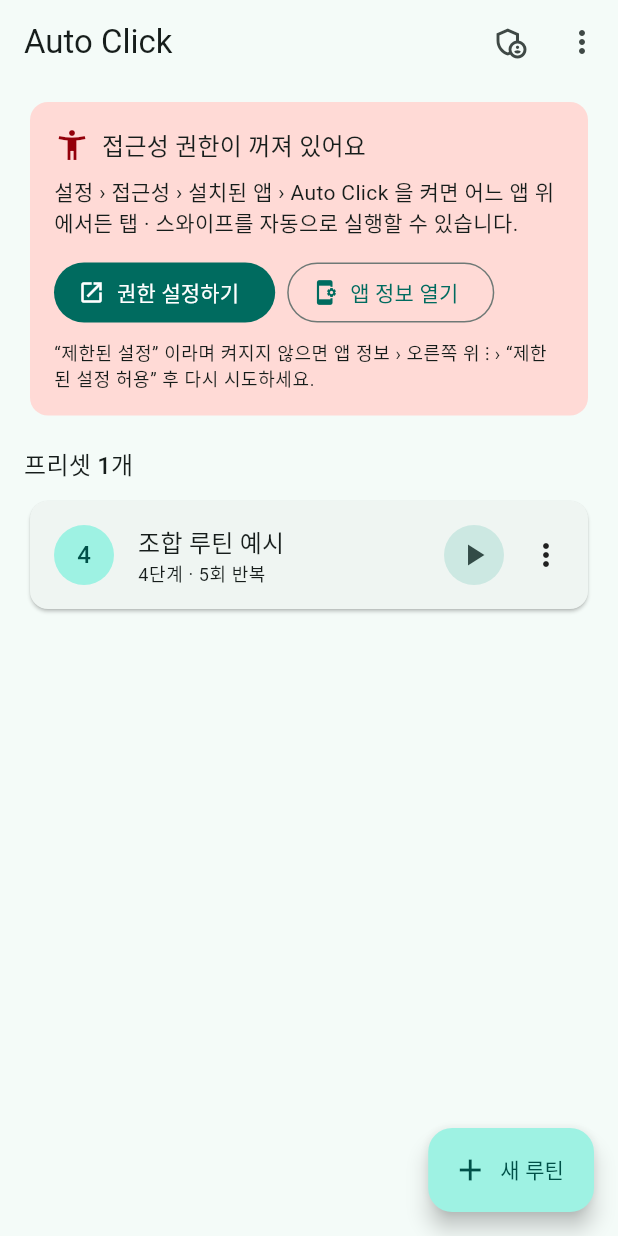
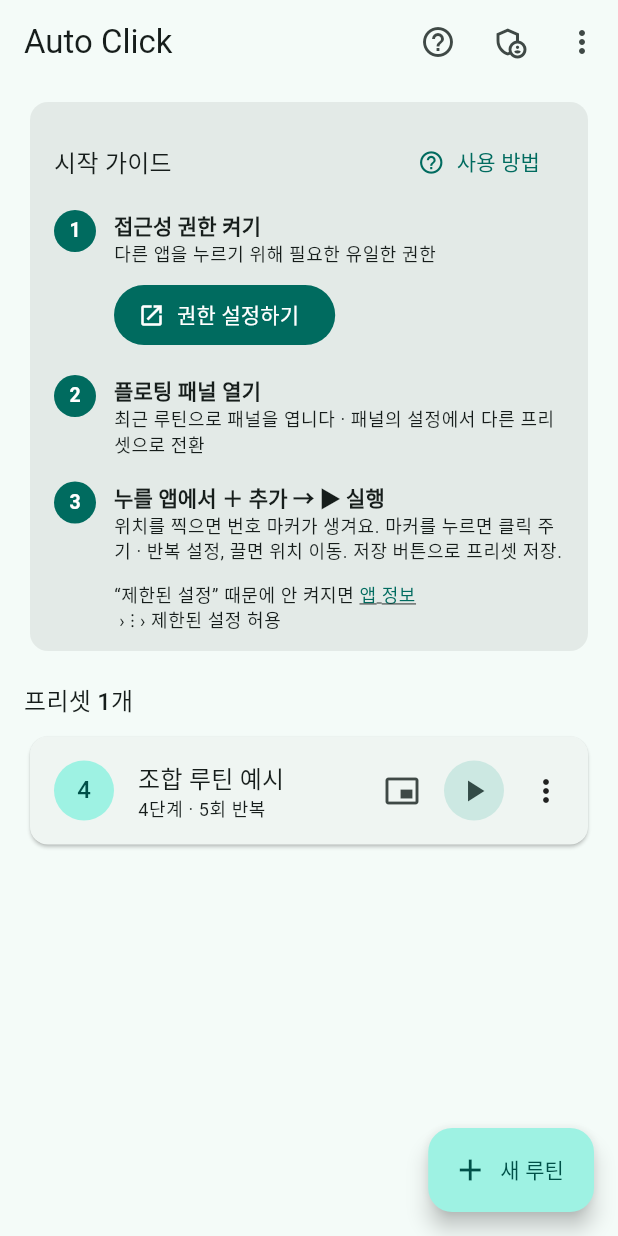
Before and after one commit to seeminglyjs/auto_click, a Flutter app: the HomeScreen screen opened directly, on a phone screen of 412 x 824 dp. Run offline on Flutter 3.47's test engine with Material 3 defaults, Android fonts, the phone set to English and light mode, and no system bars; our stand-ins replace shared_preferences; accounts and stored records are empty.

Commit message:
Overlay redesign: in-panel settings, tappable markers, save, onboarding
- Redesigned floating panel as an icon bar with an Add submenu
- Tap a step marker while stopped to edit interval, repeat, duration,
  order or delete; drag markers to move, drag area corner to resize
- Settings sheet in the panel: switch presets, new routine, rename,
  save as, loop/interval/random settings, bulk step interval
- Save button; overlay persists presets to the same storage as the app
  so changes survive even when the app is closed
- First-run guide, home quick-start checklist, help screen, and a
  usage card the first time the panel opens

Co-Authored-By: Claude Opus 5.5 <noreply@anthropic.com>

```diff
--- a/lib/screens/home_screen.dart
+++ b/lib/screens/home_screen.dart
@@ -6,6 +6,7 @@ import '../models/templates.dart';
 import '../services/native_bridge.dart';
 import '../services/routine_store.dart';
 import '../services/run_actions.dart';
+import 'guide_screen.dart';
 import 'routine_editor_screen.dart';
 
 class HomeScreen extends StatelessWidget {
@@ -79,6 +80,11 @@ class HomeScreen extends StatelessWidget {
       appBar: AppBar(
         title: const Text('Auto Click'),
         actions: [
+          IconButton(
+            tooltip: '사용 방법',
+            icon: const Icon(Icons.help_outline),
+            onPressed: () => openGuide(context),
+          ),
           if (NativeBridge.isSupported)
             IconButton(
               tooltip: '권한 설정',
@@ -122,7 +128,7 @@ class HomeScreen extends StatelessWidget {
           return ListView(
             padding: const EdgeInsets.fromLTRB(16, 8, 16, 96),
             children: [
-              const PlatformStatusCard(),
+              const QuickStartCard(),
               const SizedBox(height: 16),
               Text('프리셋 ${list.length}개',
                   style: Theme.of(context).textTheme.titleMedium),
@@ -216,6 +222,12 @@ class _RoutineCard extends StatelessWidget {
                   ],
                 ),
               ),
+              if (NativeBridge.isSupported)
+                IconButton(
+                  tooltip: '플로팅 패널로 열기 (위치 추가 · 편집)',
+                  onPressed: () => openOverlay(context, routine),
+                  icon: const Icon(Icons.picture_in_picture_alt),
+                ),
               IconButton.filledTonal(
                 tooltip: '실행',
                 onPressed: () => runRoutine(context, routine),
@@ -238,99 +250,204 @@ class _RoutineCard extends StatelessWidget {
   }
 }
 
-/// 플랫폼별 동작 가능 여부와 권한 상태를 보여준다.
-class PlatformStatusCard extends StatelessWidget {
-  const PlatformStatusCard({super.key});
+/// 홈 맨 위 “시작 가이드” 카드. 지금 해야 할 다음 행동을 한 가지씩 보여준다.
+class QuickStartCard extends StatelessWidget {
+  const QuickStartCard({super.key});
 
   @override
   Widget build(BuildContext context) {
-    final scheme = Theme.of(context).colorScheme;
+    final theme = Theme.of(context);
+    final scheme = theme.colorScheme;
     if (!NativeBridge.isSupported) {
       return Card.filled(
         color: scheme.secondaryContainer,
-        child: const ListTile(
-          leading: Icon(Icons.info_outline),
-          title: Text('앱 내부(테스트 패드) 모드'),
-          subtitle: Text(
-            'iOS · 웹은 OS 보안 정책상 다른 앱/페이지에 터치를 보낼 수 없습니다. '
-            '루틴 작성 · 프리셋 관리 · 테스트 패드 실행은 모두 가능하며, '
-            '다른 앱 위 자동 클릭은 Android 에서 지원됩니다.',
+        child: Padding(
+          padding: const EdgeInsets.all(16),
+          child: Column(
+            crossAxisAlignment: CrossAxisAlignment.start,
+            children: [
+              Text('앱 안에서 루틴 만들기 · 테스트',
+                  style: theme.textTheme.titleMedium),
+              const SizedBox(height: 6),
+              const Text(
+                'iOS · 웹은 OS 보안 정책상 다른 앱을 누를 수 없어요. 루틴 작성 · 프리셋 관리와 '
+                '테스트 패드 실행은 모두 가능하고, 다른 앱 위 자동 클릭은 Android 에서 지원됩니다.',
               ),
-          isThreeLine: true,
+              const SizedBox(height: 10),
+              OutlinedButton.icon(
+                onPressed: () => openGuide(context),
+                icon: const Icon(Icons.help_outline),
+                label: const Text('사용 방법 보기'),
+              ),
+            ],
+          ),
         ),
       );
     }
     final bridge = NativeBridge.instance;
     return ValueListenableBuilder<bool>(
       valueListenable: bridge.serviceEnabled,
-      builder: (context, enabled, _) {
-        if (enabled) {
-          return ValueListenableBuilder<bool>(
+      builder: (context, enabled, _) => ValueListenableBuilder<String?>(
+        valueListenable: bridge.overlayRoutineId,
+        builder: (context, overlayId, _) => ValueListenableBuilder<bool>(
           valueListenable: bridge.running,
-            builder: (context, running, _) => Card.filled(
-              color: scheme.primaryContainer,
-              child: ListTile(
-                leading: Icon(running
-                    ? Icons.play_circle
-                    : Icons.check_circle_outline),
-                title: Text(running ? '루틴 실행 중' : '접근성 서비스 연결됨'),
-                subtitle: const Text('다른 앱 위에서 자동 클릭을 사용할 수 있습니다.'),
-                trailing: running
-                    ? FilledButton(
-                        onPressed: bridge.stopRoutine,
-                        child: const Text('정지'))
-                    : IconButton(
-                        tooltip: '플로팅 패널 닫기',
-                        onPressed: bridge.hideOverlay,
-                        icon: const Icon(Icons.close_fullscreen)),
-              ),
-            ),
-          );
-        }
+          builder: (context, running, _) {
+            final panelOpen = overlayId != null;
             return Card.filled(
-          color: scheme.errorContainer,
+              color: enabled
+                  ? scheme.primaryContainer
+                  : scheme.surfaceContainerHigh,
               child: Padding(
-            padding: const EdgeInsets.all(16),
+                padding: const EdgeInsets.fromLTRB(16, 16, 16, 12),
                 child: Column(
                   crossAxisAlignment: CrossAxisAlignment.start,
                   children: [
                     Row(children: [
-                  Icon(Icons.accessibility_new, color: scheme.onErrorContainer),
-                  const SizedBox(width: 8),
-                  Text('접근성 권한이 꺼져 있어요',
-                      style: Theme.of(context).textTheme.titleMedium),
+                      Text('시작 가이드', style: theme.textTheme.titleMedium),
+                      const Spacer(),
+                      TextButton.icon(
+                        onPressed: () => openGuide(context),
+                        icon: const Icon(Icons.help_outline, size: 18),
+                        label: const Text('사용 방법'),
+                      ),
                     ]),
-                const SizedBox(height: 8),
-                const Text(
-                    '설정 › 접근성 › 설치된 앱 › Auto Click 을 켜면 어느 앱 위에서든 '
-                    '탭 · 스와이프를 자동으로 실행할 수 있습니다.'),
-                const SizedBox(height: 12),
-                Wrap(spacing: 8, runSpacing: 8, children: [
-                  FilledButton.icon(
+                    _GuideStep(
+                      number: 1,
+                      done: enabled,
+                      title: '접근성 권한 켜기',
+                      desc: enabled ? '켜져 있어요' : '다른 앱을 누르기 위해 필요한 유일한 권한',
+                      action: enabled
+                          ? null
+                          : FilledButton.icon(
                               onPressed: bridge.openAccessibilitySettings,
-                    icon: const Icon(Icons.open_in_new),
+                              icon: const Icon(Icons.open_in_new, size: 18),
                               label: const Text('권한 설정하기'),
                             ),
-                  OutlinedButton.icon(
-                    onPressed: bridge.openAppSettings,
-                    icon: const Icon(Icons.app_settings_alt),
-                    label: const Text('앱 정보 열기'),
                     ),
-                ]),
-                const SizedBox(height: 8),
-                Text(
-                  '“제한된 설정” 이라며 켜지지 않으면 앱 정보 › 오른쪽 위 ⋮ › '
-                  '“제한된 설정 허용” 후 다시 시도하세요.',
-                  style: Theme.of(context).textTheme.bodySmall,
+                    _GuideStep(
+                      number: 2,
+                      done: panelOpen,
+                      title: '플로팅 패널 열기',
+                      desc: panelOpen
+                          ? (running ? '루틴 실행 중' : '다른 앱 위에 패널이 떠 있어요')
+                          : '최근 루틴으로 패널을 엽니다 · 패널의 설정에서 다른 프리셋으로 전환',
+                      action: !enabled
+                          ? null
+                          : panelOpen
+                              ? Wrap(spacing: 8, children: [
+                                  if (running)
+                                    FilledButton(
+                                        onPressed: bridge.stopRoutine,
+                                        child: const Text('정지')),
+                                  OutlinedButton(
+                                      onPressed: bridge.hideOverlay,
+                                      child: const Text('패널 닫기')),
+                                ])
+                              : FilledButton.icon(
+                                  onPressed: () => openPanelQuick(context),
+                                  icon: const Icon(
+                                      Icons.picture_in_picture_alt,
+                                      size: 18),
+                                  label: const Text('플로팅 패널 열기'),
+                                ),
+                    ),
+                    const _GuideStep(
+                      number: 3,
+                      done: false,
+                      title: '누를 앱에서 ＋ 추가 → ▶ 실행',
+                      desc: '위치를 찍으면 번호 마커가 생겨요. 마커를 누르면 클릭 주기 · 반복 설정, '
+                          '끌면 위치 이동. 저장 버튼으로 프리셋 저장.',
+                    ),
+                    if (!enabled)
+                      Padding(
+                        padding: const EdgeInsets.only(left: 40, top: 4),
+                        child: Wrap(
+                          crossAxisAlignment: WrapCrossAlignment.center,
+                          children: [
+                            Text('“제한된 설정” 때문에 안 켜지면 ',
+                                style: theme.textTheme.bodySmall),
+                            InkWell(
+                              onTap: bridge.openAppSettings,
+                              child: Text('앱 정보',
+                                  style: theme.textTheme.bodySmall?.copyWith(
+                                      color: scheme.primary,
+                                      decoration: TextDecoration.underline)),
+                            ),
+                            Text(' › ⋮ › 제한된 설정 허용',
+                                style: theme.textTheme.bodySmall),
+                          ],
+                        ),
                       ),
                   ],
                 ),
               ),
             );
           },
+        ),
+      ),
     );
   }
 }
+
+class _GuideStep extends StatelessWidget {
+  const _GuideStep({
+    required this.number,
+    required this.done,
+    required this.title,
+    required this.desc,
+    this.action,
+  });
+
+  final int number;
+  final bool done;
+  final String title;
+  final String desc;
+  final Widget? action;
+
+  @override
+  Widget build(BuildContext context) {
+    final theme = Theme.of(context);
+    final scheme = theme.colorScheme;
+    return Padding(
+      padding: const EdgeInsets.symmetric(vertical: 8),
+      child: Row(
+        crossAxisAlignment: CrossAxisAlignment.start,
+        children: [
+          CircleAvatar(
+            radius: 14,
+            backgroundColor: done ? const Color(0xFF2E7D32) : scheme.primary,
+            child: done
+                ? const Icon(Icons.check, size: 16, color: Colors.white)
+                : Text('$number',
+                    style: TextStyle(
+                        color: scheme.onPrimary,
+                        fontSize: 13,
+                        fontWeight: FontWeight.bold)),
+          ),
+          const SizedBox(width: 12),
+          Expanded(
+            child: Column(
+              crossAxisAlignment: CrossAxisAlignment.start,
+              children: [
+                Text(title,
+                    style: theme.textTheme.titleSmall
+                        ?.copyWith(fontWeight: FontWeight.bold)),
+                Text(desc, style: theme.textTheme.bodySmall),
+                if (action != null) ...[
+                  const SizedBox(height: 8),
+                  action!,
+                ],
+              ],
+            ),
+          ),
+        ],
+      ),
+    );
+  }
+}
+
+void openGuide(BuildContext context) => Navigator.of(context)
+    .push(MaterialPageRoute(builder: (_) => const GuideScreen()));
 
 /// 언제든 열 수 있는 권한 설정 바로가기 시트.
 Future<void> showPermissionSheet(BuildContext context) async {
```
Also changed, not shown: lib/main.dart (+14 -8 lines), lib/screens/guide_screen.dart (added, +381 -0 lines), lib/services/native_bridge.dart (+10 -9 lines), lib/services/routine_store.dart (+21 -6 lines), lib/services/run_actions.dart (+13 -0 lines), 5 other files. Lines whose indentation alone changed are shown as unchanged.
